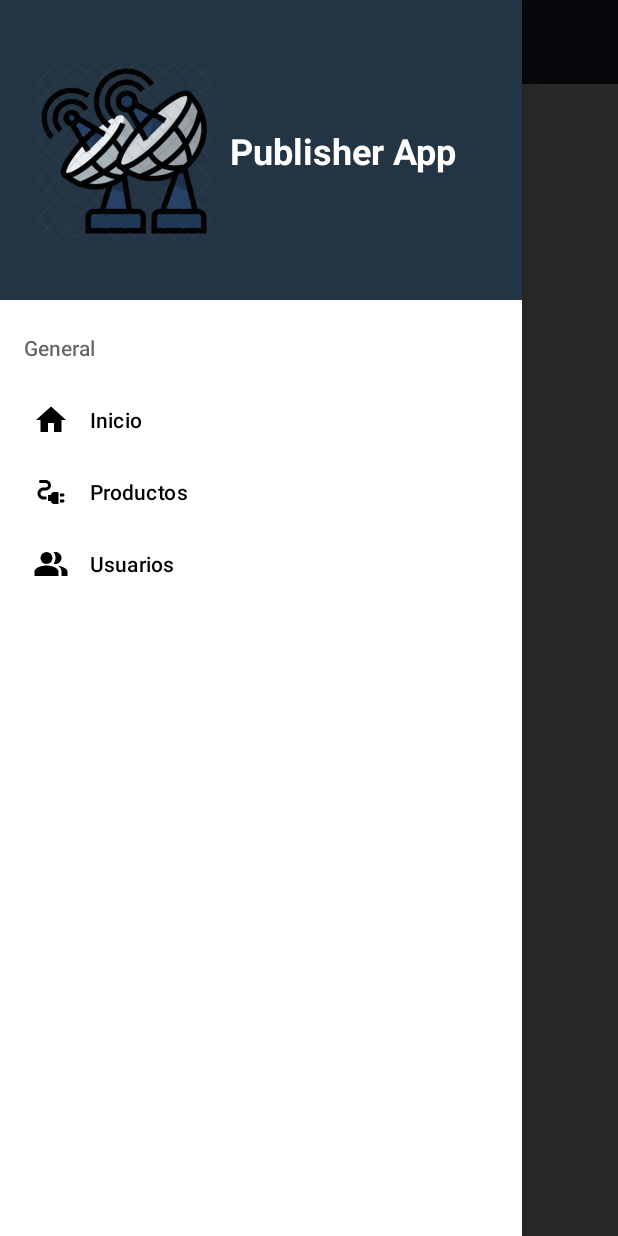
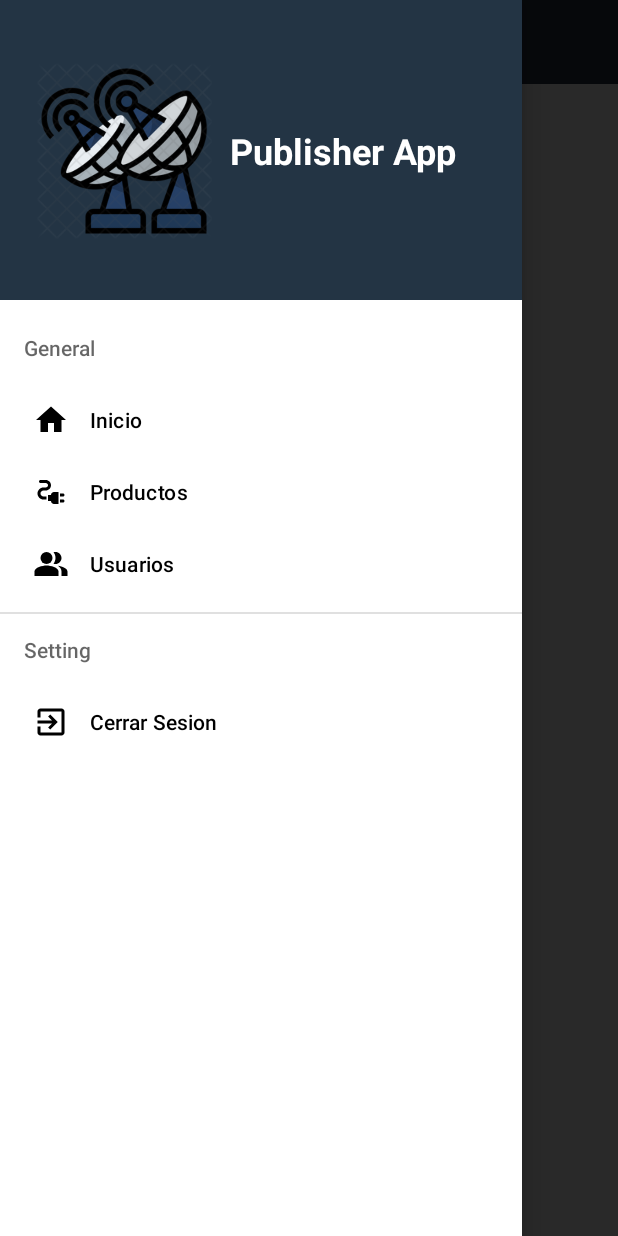
Before and after one commit to TheNipsAreGettingBigger/DAM-Final, an Android app: the InicioActivity screen opened directly, with no data from a screen before it, with the side drawer open, on a phone screen of 412 x 824 dp. Run offline under Robolectric (Android 15) with nearby library versions, the phone set to English and light mode, and no system bars; our stand-ins replace Firebase (no records; nobody signed in at launch, a user with empty details on screens opened directly).

Commit message:
cerrar session

```diff
--- a/app/src/main/java/com/android/publisherapp/views/MainActivity.kt
+++ b/app/src/main/java/com/android/publisherapp/views/MainActivity.kt
@@ -50,10 +50,10 @@ class MainActivity : AppCompatActivity() {
                         }
                     }
             }else if(binding.etPassword.text.trim().isNullOrEmpty() and binding.etEmail.text.trim().isNullOrEmpty()){
-                showInputMessages(true,"password")
+                showInputMessages(true,"email")
                 binding.etPassword.requestFocus()
                 val imm: InputMethodManager = getSystemService(INPUT_METHOD_SERVICE) as InputMethodManager
-                imm.showSoftInput(binding.etPassword, InputMethodManager.SHOW_IMPLICIT)
+                imm.showSoftInput(binding.etEmail, InputMethodManager.SHOW_IMPLICIT)
             }else if(binding.etPassword.text.trim().isNullOrEmpty()){
                 showInputMessages(false,"password")
 
@@ -102,6 +102,7 @@ class MainActivity : AppCompatActivity() {
             putExtra("email",email)
         }
         home.flags = Intent.FLAG_ACTIVITY_CLEAR_TOP or Intent.FLAG_ACTIVITY_SINGLE_TOP
+        startActivityForResult(home, 0)
 
         val preferences = getSharedPreferences("user", Context.MODE_PRIVATE)
         val editor = preferences.edit()
--- /dev/null
+++ b/app/src/main/res/drawable/ic_baseline_exit_to_app_24.xml
@@ -0,0 +1,10 @@
+<vector xmlns:android="http://schemas.android.com/apk/res/android"
+    android:width="24dp"
+    android:height="24dp"
+    android:viewportWidth="24"
+    android:viewportHeight="24"
+    android:tint="?attr/colorControlNormal">
+  <path
+      android:fillColor="@android:color/white"
+      android:pathData="M10.09,15.59L11.5,17l5,-5 -5,-5 -1.41,1.41L12.67,11H3v2h9.67l-2.58,2.59zM19,3H5c-1.11,0 -2,0.9 -2,2v4h2V5h14v14H5v-4H3v4c0,1.1 0.89,2 2,2h14c1.1,0 2,-0.9 2,-2V5c0,-1.1 -0.9,-2 -2,-2z"/>
+</vector>
--- a/app/src/main/res/menu/menu.xml
+++ b/app/src/main/res/menu/menu.xml
@@ -19,4 +19,15 @@
                 android:title="Usuarios" />
         </menu>
     </item>
+    <item
+        android:id="@+id/settings"
+        android:icon="@drawable/ic_baseline_settings_24"
+        android:title="Setting" >
+        <menu >
+            <item
+                android:id="@+id/cerrar"
+                android:icon="@drawable/ic_baseline_exit_to_app_24"
+                android:title="Cerrar Sesion" />
+        </menu>
+    </item>
 </menu>
```
Also changed, not shown: app/src/main/java/com/android/publisherapp/views/InicioActivity.kt (+14 -0 lines).
